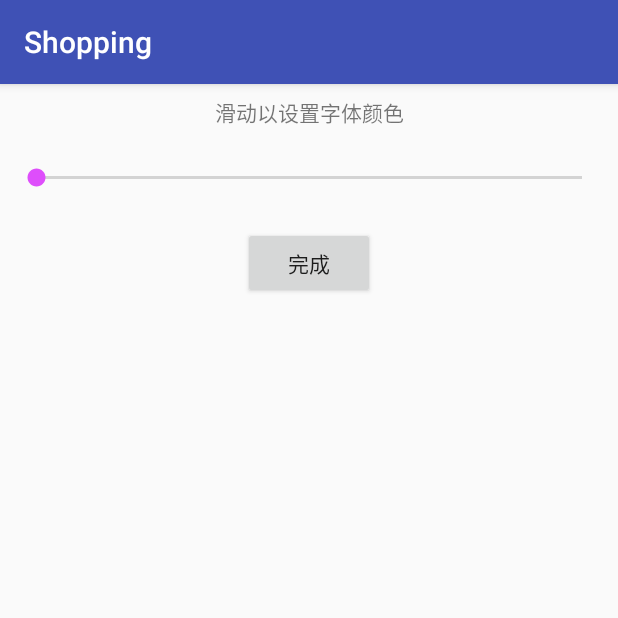
After one commit to Fresh-Orange/Android_lab3-4-5_Shopping, an Android app: the ConfigurationActivity screen opened directly, with no data from a screen before it, on a phone screen of 412 x 824 dp, the top half of it. The commit adds this screen. Run offline under Robolectric (Android 15) with nearby library versions, the phone set to English and light mode, and no system bars.

Commit message:
全验收完结

```diff
--- a/app/src/main/AndroidManifest.xml
+++ b/app/src/main/AndroidManifest.xml
@@ -26,7 +26,6 @@
                 <action android:name="com.lxc.my.LAUNCH"/>
             </intent-filter>
         </receiver>
-
         <receiver android:name=".widget.ShoppingWidget">
             <intent-filter>
                 <action android:name="android.appwidget.action.APPWIDGET_UPDATE"/>
@@ -39,12 +38,14 @@
                 android:name="android.appwidget.provider"
                 android:resource="@xml/shopping_widget_info"/>
         </receiver>
-
         <receiver
             android:name=".widget.additionWidgetReceiver"
             android:enabled="true"
             android:exported="true">
         </receiver>
+
+        <activity android:name=".ConfigurationActivity">
+        </activity>
     </application>
 
 </manifest>
--- /dev/null
+++ b/app/src/main/java/com/lxc/shopping/ConfigurationActivity.java
@@ -0,0 +1,79 @@
+package com.lxc.shopping;
+
+import android.app.PendingIntent;
+import android.appwidget.AppWidgetManager;
+import android.content.Intent;
+import android.os.Bundle;
+import android.support.v7.app.AppCompatActivity;
+import android.view.View;
+import android.widget.Button;
+import android.widget.RemoteViews;
+import android.widget.SeekBar;
+
+public class ConfigurationActivity extends AppCompatActivity implements View.OnClickListener,SeekBar.OnSeekBarChangeListener{
+
+	Button btDone;
+	SeekBar sbColor;
+	View rootView;
+	private int mAppWidgetId = -1;
+	private AppWidgetManager appWidgetManager;
+	int color = 0;
+	//final int MAX_COLOR = 16777215;
+
+	@Override
+	protected void onCreate(Bundle savedInstanceState) {
+		super.onCreate(savedInstanceState);
+		setContentView(R.layout.activity_configuration);
+		setResult(RESULT_CANCELED);
+
+		sbColor = (SeekBar) findViewById(R.id.sb_color);
+		sbColor.setOnSeekBarChangeListener(this);
+		rootView = findViewById(R.id.config_whole);
+		findViewById(R.id.bt_done).setOnClickListener(this);
+
+		Intent intent = getIntent();
+		Bundle extras = intent.getExtras();
+		if (extras != null) {
+			mAppWidgetId = extras.getInt(
+					AppWidgetManager.EXTRA_APPWIDGET_ID,
+					AppWidgetManager.INVALID_APPWIDGET_ID);
+			appWidgetManager = AppWidgetManager.getInstance(this);
+		}
+	}
+
+	@Override
+	public void onClick(View v) {
+		if (mAppWidgetId != -1) {
+			RemoteViews views = new RemoteViews(getPackageName(),
+					R.layout.shopping_widget);
+			Intent intent = new Intent(this, GoodsActivity.class);
+			PendingIntent pendingIntent = PendingIntent.getActivity(this, 0, intent, PendingIntent.FLAG_UPDATE_CURRENT);
+			views.setOnClickPendingIntent(R.id.wg_whole, pendingIntent);
+			views.setImageViewResource(R.id.iv_goods, R.drawable.shoplist);
+			views.setTextViewText(R.id.tv_msg, getString(R.string.appwidget_default_text));
+			views.setTextColor(R.id.tv_msg, color);
+			appWidgetManager.updateAppWidget(mAppWidgetId, views);
+			Intent result = new Intent();
+			result.putExtra(AppWidgetManager.EXTRA_APPWIDGET_ID, mAppWidgetId);
+			setResult(RESULT_OK, result);
+			finish();
+		}
+	}
+
+
+	@Override
+	public void onProgressChanged(SeekBar seekBar, int progress, boolean fromUser) {
+		color = progress;
+		color = color | 0xff000000;
+	}
+
+	@Override
+	public void onStartTrackingTouch(SeekBar seekBar) {
+
+	}
+
+	@Override
+	public void onStopTrackingTouch(SeekBar seekBar) {
+		rootView.setBackgroundColor(color);
+	}
+}
--- a/app/src/main/java/com/lxc/shopping/GoodsActivity.java
+++ b/app/src/main/java/com/lxc/shopping/GoodsActivity.java
@@ -50,6 +50,7 @@ public class GoodsActivity extends AppCompatActivity implements View.OnClickList
 	protected void onCreate(Bundle savedInstanceState) {
 		super.onCreate(savedInstanceState);
 		getSupportActionBar().hide();
+
 		setContentView(R.layout.activity_goods);
 
 		EventBus.getDefault().register(this);
--- /dev/null
+++ b/app/src/main/res/layout/activity_configuration.xml
@@ -0,0 +1,47 @@
+<?xml version="1.0" encoding="utf-8"?>
+<android.support.constraint.ConstraintLayout
+    xmlns:android="http://schemas.android.com/apk/res/android"
+    xmlns:app="http://schemas.android.com/apk/res-auto"
+    xmlns:tools="http://schemas.android.com/tools"
+    android:layout_width="match_parent"
+    android:layout_height="match_parent"
+    tools:context="com.lxc.shopping.ConfigurationActivity"
+    android:id="@+id/config_whole">
+
+    <SeekBar
+        android:id="@+id/sb_color"
+        android:layout_width="0dp"
+        android:layout_height="wrap_content"
+        android:layout_marginEnd="8dp"
+        android:layout_marginStart="8dp"
+        android:layout_marginTop="24dp"
+        android:min="0"
+        android:max="16777215"
+        app:layout_constraintEnd_toEndOf="parent"
+        app:layout_constraintStart_toStartOf="parent"
+        app:layout_constraintTop_toBottomOf="@+id/textView"/>
+
+    <TextView
+        android:id="@+id/textView"
+        android:layout_width="wrap_content"
+        android:layout_height="wrap_content"
+        android:layout_marginEnd="8dp"
+        android:layout_marginStart="8dp"
+        android:layout_marginTop="8dp"
+        android:text="滑动以设置字体颜色"
+        app:layout_constraintEnd_toEndOf="parent"
+        app:layout_constraintStart_toStartOf="parent"
+        app:layout_constraintTop_toTopOf="parent"/>
+
+    <Button
+        android:id="@+id/bt_done"
+        android:layout_width="wrap_content"
+        android:layout_height="wrap_content"
+        android:layout_marginEnd="8dp"
+        android:layout_marginStart="8dp"
+        android:layout_marginTop="24dp"
+        android:text="完成"
+        app:layout_constraintEnd_toEndOf="parent"
+        app:layout_constraintStart_toStartOf="parent"
+        app:layout_constraintTop_toBottomOf="@+id/sb_color"/>
+</android.support.constraint.ConstraintLayout>
--- a/app/src/main/res/xml/shopping_widget_info.xml
+++ b/app/src/main/res/xml/shopping_widget_info.xml
@@ -7,5 +7,6 @@
                     android:previewImage="@drawable/shoplist_widget_preview"
                     android:resizeMode="horizontal|vertical"
                     android:updatePeriodMillis="86400000"
-                    android:widgetCategory="home_screen">
+                    android:widgetCategory="home_screen"
+                    android:configure="com.lxc.shopping.ConfigurationActivity">
 </appwidget-provider>
```
Also changed, not shown: 3 other files.
